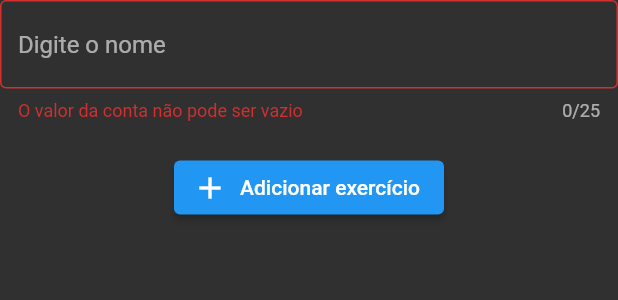
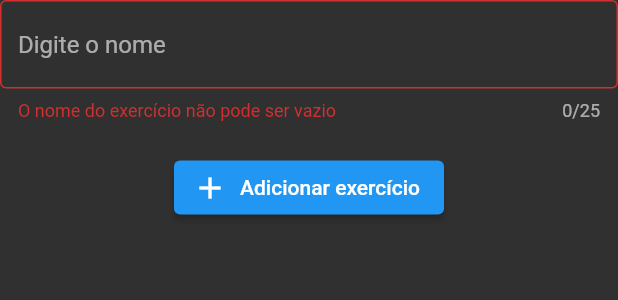
Before and after one commit to GustavoLR548/fitnessapp-flutter, a Flutter app: the MyBottomSheet widget shown alone on an empty page, opened directly, after a tap on "Adicionar exercício", on a phone screen of 412 x 824 dp. Shown: the top 300 px of the screen. Run offline on Flutter 3.47's test engine with Material 2 defaults, Android fonts, the phone set to English and light mode, and no system bars; our stand-ins replace sensors_plus, sqflite; accounts and stored records are empty.

Commit message:
corrigido texto errado

```diff
--- a/lib/widgets/bottomsheet.dart
+++ b/lib/widgets/bottomsheet.dart
@@ -36,7 +36,7 @@ class _MyBottomSheetState extends State<MyBottomSheet> {
               if (value == null) return 'valor não pode ser nulo';
 
               if (value.isEmpty) {
-                return 'O valor da conta não pode ser vazio';
+                return 'O nome do exercício não pode ser vazio';
               }
 
               return null;
```
